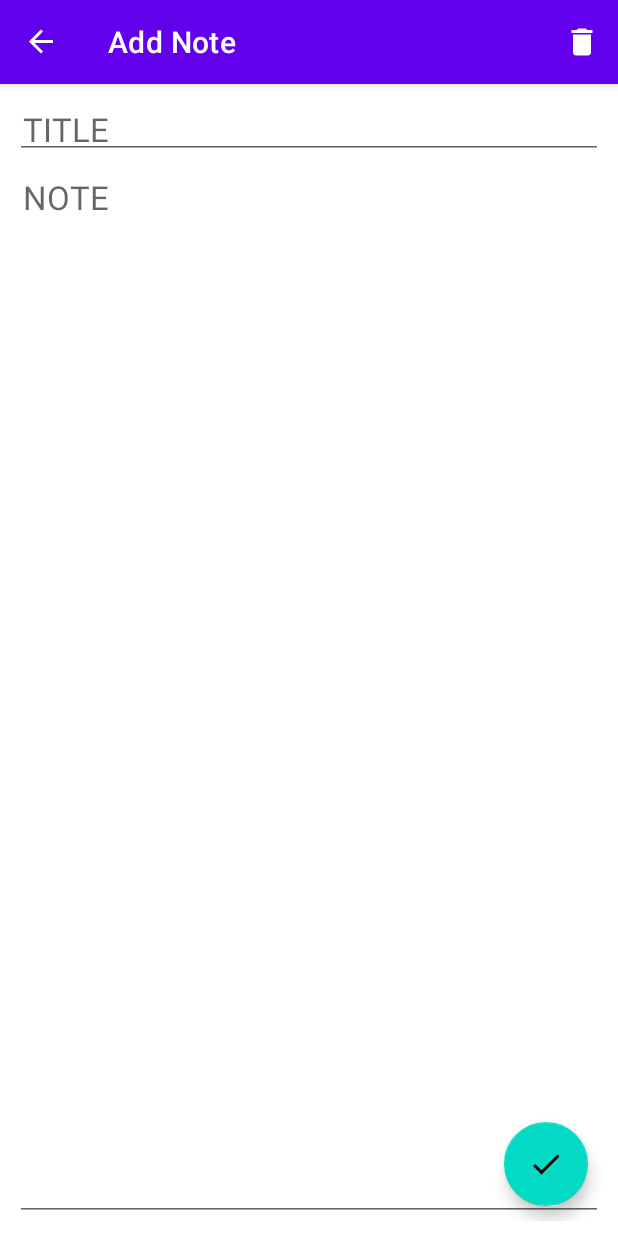
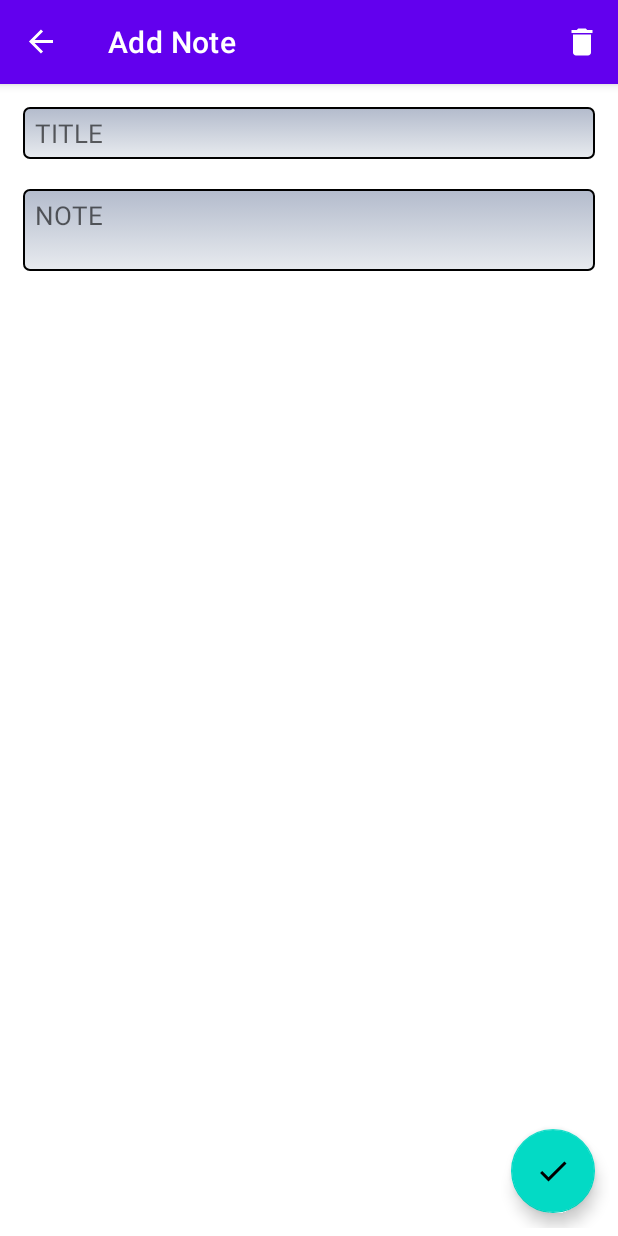
Before and after one commit to deepak-1212/notes_application, an Android app: the screen it shows after launch (MainActivity), after a tap on "add item click", on a phone screen of 412 x 824 dp. Run offline under Robolectric (Android 15) with nearby library versions, the phone set to English and light mode, and no system bars; our stand-ins replace Room's generated code, navigation-ui.

Commit message:
Added Background in Edittext

```diff
--- /dev/null
+++ b/app/src/main/res/drawable-v24/gradient_bg.xml
@@ -0,0 +1,17 @@
+<?xml version="1.0" encoding="utf-8"?>
+<selector xmlns:android="http://schemas.android.com/apk/res/android">
+
+    <item><layer-list>
+        <item><shape>
+            <gradient android:angle="90" android:endColor="#B3BBCC" android:startColor="#E8EBEF" android:type="linear" />
+
+            <stroke android:width="1dp" android:color="#000000" />
+
+            <corners android:radius="4dp" />
+
+            <padding android:bottom="3dp" android:left="3dp" android:right="3dp" android:top="3dp" />
+        </shape></item>
+
+    </layer-list></item>
+
+</selector>
--- /dev/null
+++ b/app/src/main/res/drawable/edittext_background.xml
@@ -0,0 +1,5 @@
+<?xml version="1.0" encoding="utf-8"?>
+<selector xmlns:android="http://schemas.android.com/apk/res/android">
+
+
+</selector>
--- a/app/src/main/res/layout/fragment_add_note.xml
+++ b/app/src/main/res/layout/fragment_add_note.xml
@@ -3,7 +3,7 @@
     xmlns:tools="http://schemas.android.com/tools"
     android:layout_width="match_parent"
     android:layout_height="match_parent"
-    android:layout_margin="10dp"
+    android:layout_margin="5dp"
     tools:context=".ui.AddNoteFragment">
 
     <EditText
@@ -13,20 +13,20 @@
         android:gravity="top"
         android:hint="@string/title"
         android:inputType="textMultiLine"
-        android:maxLines="2"
-        android:padding="5dp"
+        style="@style/spinner_style"
+        android:maxLines="3"
         android:textAppearance="@style/TextAppearance.AppCompat.Large" />
 
     <EditText
         android:id="@+id/body"
         android:layout_width="match_parent"
-        android:layout_height="match_parent"
+        android:layout_height="wrap_content"
         android:layout_below="@+id/title"
-        android:layout_marginTop="5dp"
         android:gravity="top"
         android:hint="@string/note"
+        android:minLines="2"
+        style="@style/spinner_style"
         android:inputType="textMultiLine"
-        android:padding="5dp"
         android:textAppearance="@style/TextAppearance.AppCompat.Large" />
 
 
--- a/app/src/main/res/values/themes.xml
+++ b/app/src/main/res/values/themes.xml
@@ -13,4 +13,17 @@
         <item name="android:statusBarColor" tools:targetApi="l">?attr/colorPrimaryVariant</item>
         <!-- Customize your theme here. -->
     </style>
+
+    <style name="spinner_style">
+        <item name="android:layout_width">match_parent</item>
+        <item name="android:layout_height">wrap_content</item>
+        <item name="android:background">@drawable/gradient_bg</item>
+        <item name="android:layout_margin">10dp</item>
+        <item name="android:paddingLeft">8dp</item>
+        <item name="android:paddingRight">20dp</item>
+        <item name="android:paddingTop">5dp</item>
+        <item name="android:paddingBottom">5dp</item>
+        <item name="android:popupBackground">#DFFFFFFF</item>
+        <item name="android:textSize">17sp</item>
+    </style>
 </resources>
```
